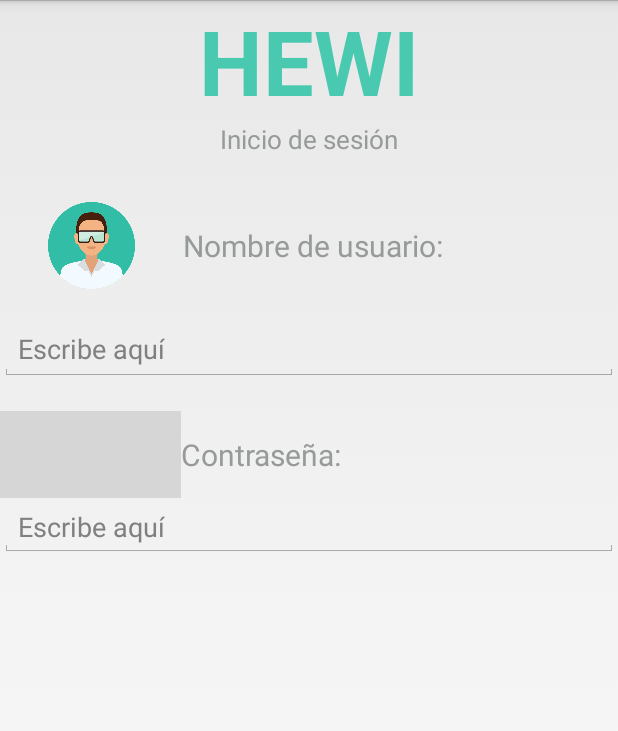
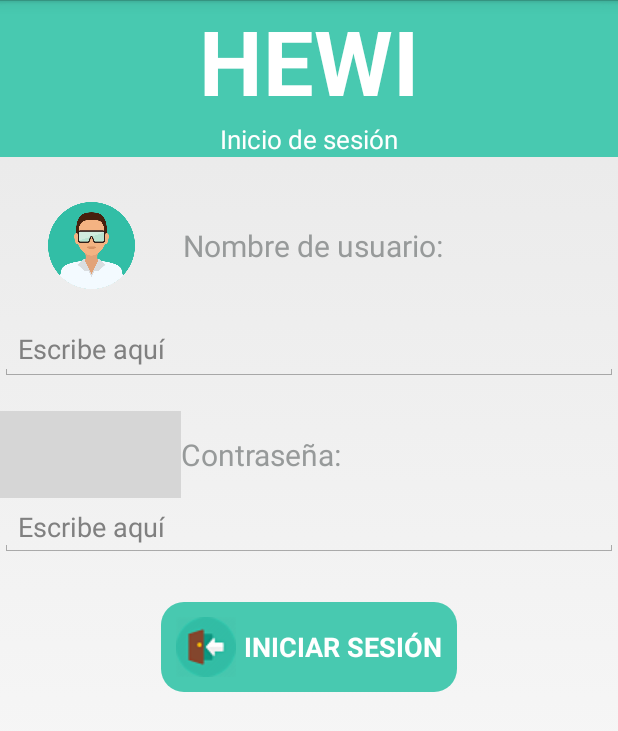
Before and after one commit to nyadev/hewi_mobile, an Android app: the InicioSesion screen opened directly, with no data from a screen before it, on a phone screen of 412 x 824 dp. Shown: the top 731 px of the screen. Run offline under Robolectric (Android 15) with nearby library versions, the phone set to English and light mode, and no system bars; grey boxes are pictures that could not be loaded.

Commit message:
12 de marzo del 2018

```diff
--- /dev/null
+++ b/app/src/main/res/drawable/boton_redondo.xml
@@ -0,0 +1,6 @@
+<?xml version="1.0" encoding="utf-8"?>
+<shape xmlns:android="http://schemas.android.com/apk/res/android"
+    android:shape="rectangle">
+    <corners android:radius="15dp"></corners>
+    <solid android:color="#48C9B0"></solid>
+</shape>
--- a/app/src/main/res/layout/activity_inicio_sesion.xml
+++ b/app/src/main/res/layout/activity_inicio_sesion.xml
@@ -15,6 +15,7 @@
     <LinearLayout
         android:layout_width="match_parent"
         android:layout_height="wrap_content"
+        android:background="#48C9B0"
         android:orientation="vertical">
 
         <TextView
@@ -23,7 +24,7 @@
             android:layout_height="wrap_content"
             android:gravity="center"
             android:text="HEWI"
-            android:textColor="#48C9B0"
+            android:textColor="#ffffff"
             android:textSize="60dp"
             android:textStyle="bold" />
 
@@ -33,7 +34,7 @@
             android:layout_height="wrap_content"
             android:gravity="center"
             android:text="Inicio de sesión"
-            android:textColor="#979A9A"
+            android:textColor="#ffffff"
             android:textSize="17dp" />
 
 
@@ -151,6 +152,24 @@
 
     </LinearLayout>
 
+        <LinearLayout
+            android:layout_width="match_parent"
+            android:layout_height="30dp"
+            android:orientation="vertical"></LinearLayout>
+
+        <Button
+            android:layout_width="wrap_content"
+            android:layout_height="wrap_content"
+            android:background="@drawable/boton_redondo"
+            android:layout_gravity="center"
+            android:drawableLeft="@drawable/login_opt"
+            android:padding="10dp"
+            android:textColor="#ffffff"
+            android:textStyle="bold"
+            android:text=" INICIAR SESIÓN"
+
+            />
+
     </LinearLayout>
 
 </android.support.constraint.ConstraintLayout>
```
Also changed, not shown: app/src/main/res/drawable/login.png (added), app/src/main/res/drawable/login_opt.png (added).
